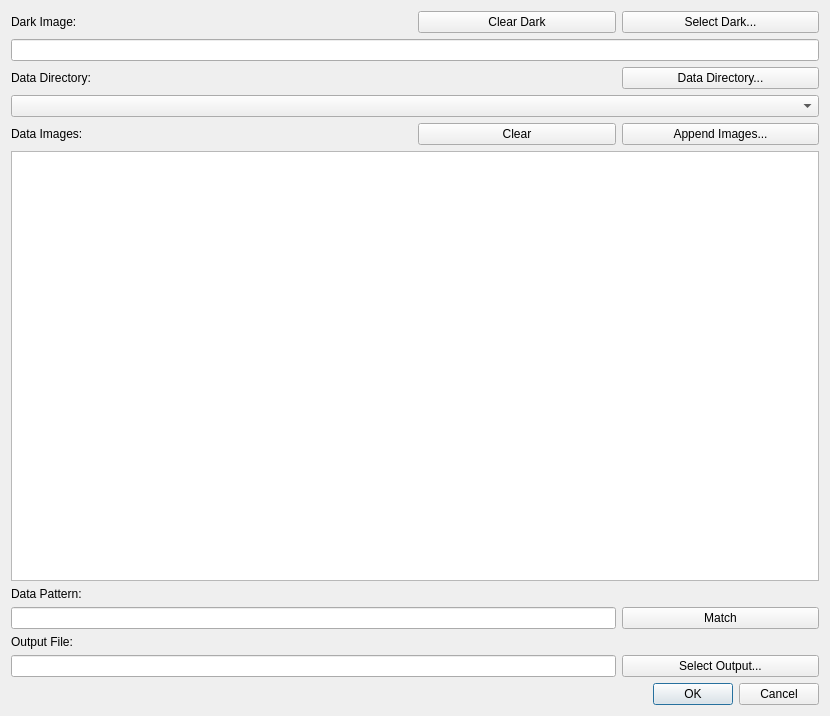
This is cctwqt/cctwqtsetupimportdialog.ui in guyjennings/cctw as Qt 5 draws it before an edit. The edited form follows.
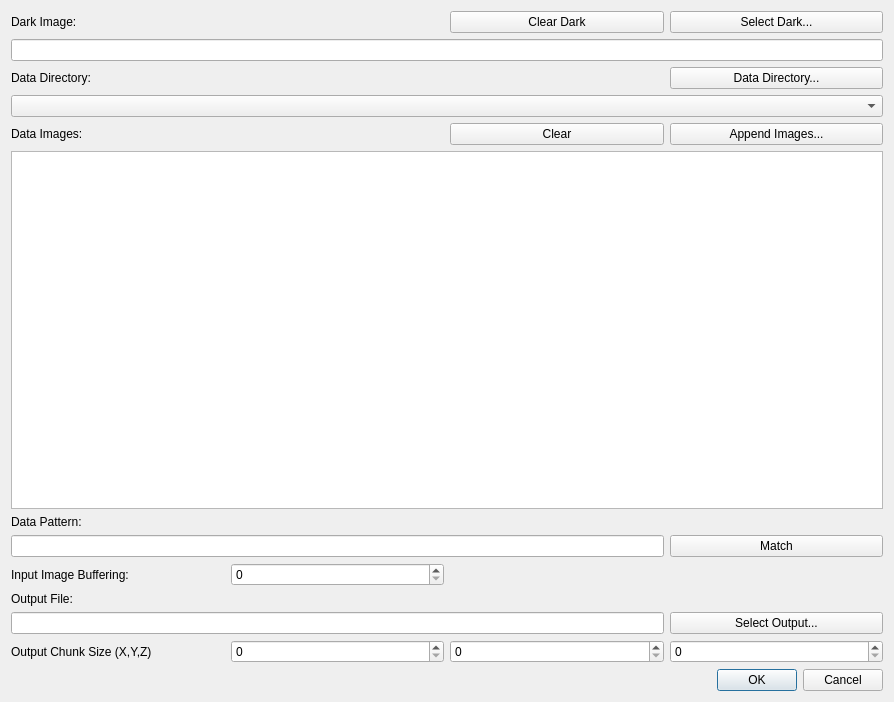
This is the edited form.

Commit message: Added UI to import chunking parameters

The edit to the form file:
```diff
--- a/cctwqt/cctwqtsetupimportdialog.ui
+++ b/cctwqt/cctwqtsetupimportdialog.ui
@@ -6,15 +6,42 @@
    <rect>
     <x>0</x>
     <y>0</y>
-    <width>830</width>
-    <height>716</height>
+    <width>894</width>
+    <height>702</height>
    </rect>
   </property>
   <property name="windowTitle">
    <string>CCTW Setup Data Import...</string>
   </property>
   <layout class="QGridLayout" name="gridLayout">
-   <item row="9" column="0">
+   <item row="12" column="2">
+    <widget class="QSpinBox" name="m_OutputChunkY">
+     <property name="toolTip">
+      <string>Output HDF Chunk Size in Y</string>
+     </property>
+     <property name="maximum">
+      <number>999999</number>
+     </property>
+    </widget>
+   </item>
+   <item row="12" column="0">
+    <widget class="QLabel" name="label_7">
+     <property name="text">
+      <string>Output Chunk Size (X,Y,Z)</string>
+     </property>
+    </widget>
+   </item>
+   <item row="12" column="3">
+    <widget class="QSpinBox" name="m_OutputChunkZ">
+     <property name="toolTip">
+      <string>Output HDF Chunk Size in Z</string>
+     </property>
+     <property name="maximum">
+      <number>999999</number>
+     </property>
+    </widget>
+   </item>
+   <item row="10" column="0">
     <widget class="QLabel" name="label_6">
      <property name="text">
       <string>Output File:</string>
@@ -59,16 +86,6 @@
      </property>
     </widget>
    </item>
-   <item row="11" column="1" colspan="3">
-    <widget class="QDialogButtonBox" name="buttonBox">
-     <property name="orientation">
-      <enum>Qt::Horizontal</enum>
-     </property>
-     <property name="standardButtons">
-      <set>QDialogButtonBox::Cancel|QDialogButtonBox::Ok</set>
-     </property>
-    </widget>
-   </item>
    <item row="8" column="0" colspan="3">
     <widget class="QLineEdit" name="m_DataPattern"/>
    </item>
@@ -106,10 +123,10 @@
    <item row="1" column="0" colspan="4">
     <widget class="QLineEdit" name="m_DarkImagePath"/>
    </item>
-   <item row="10" column="0" colspan="3">
+   <item row="11" column="0" colspan="3">
     <widget class="QLineEdit" name="m_OutputPath"/>
    </item>
-   <item row="10" column="3">
+   <item row="11" column="3">
     <widget class="QPushButton" name="m_OutputFileBrowse">
      <property name="text">
       <string>Select Output...</string>
@@ -123,6 +140,43 @@
      </property>
     </widget>
    </item>
+   <item row="12" column="1">
+    <widget class="QSpinBox" name="m_OutputChunkX">
+     <property name="toolTip">
+      <string>Output HDF Chunk Size in X</string>
+     </property>
+     <property name="maximum">
+      <number>999999</number>
+     </property>
+    </widget>
+   </item>
+   <item row="9" column="0">
+    <widget class="QLabel" name="label_8">
+     <property name="text">
+      <string>Input Image Buffering:</string>
+     </property>
+    </widget>
+   </item>
+   <item row="9" column="1">
+    <widget class="QSpinBox" name="m_InputImageBuffering">
+     <property name="toolTip">
+      <string>Number of images to read for each write operation</string>
+     </property>
+     <property name="maximum">
+      <number>999999</number>
+     </property>
+    </widget>
+   </item>
+   <item row="13" column="0" colspan="4">
+    <widget class="QDialogButtonBox" name="buttonBox">
+     <property name="orientation">
+      <enum>Qt::Horizontal</enum>
+     </property>
+     <property name="standardButtons">
+      <set>QDialogButtonBox::Cancel|QDialogButtonBox::Ok</set>
+     </property>
+    </widget>
+   </item>
   </layout>
  </widget>
  <resources/>
```
The commit also changes 3 other files.
